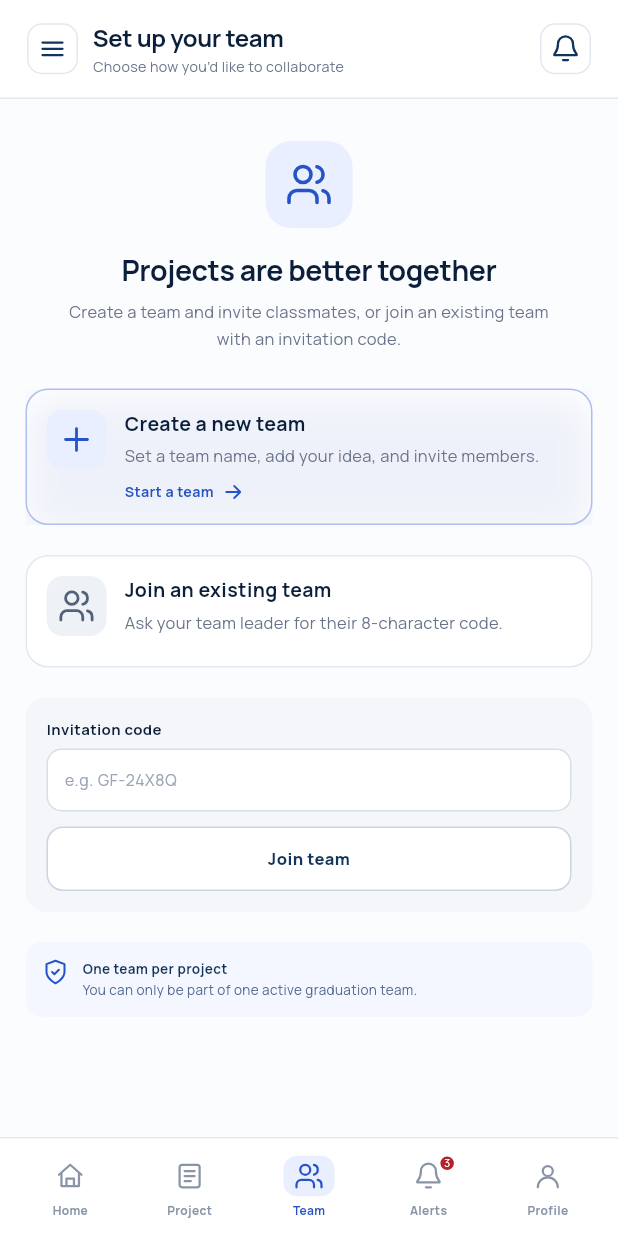
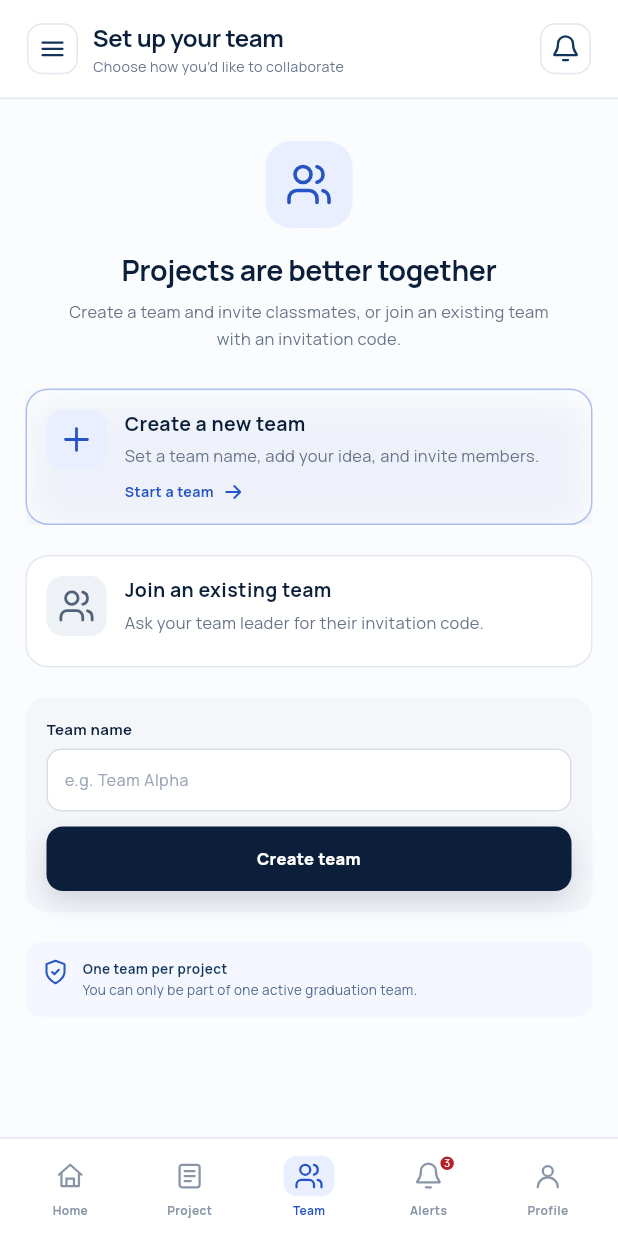
Before and after one commit to Azuree-Ali/CAPNEXA, a Flutter app: the TeamChoiceScreen screen opened by its route, on a phone screen of 412 x 824 dp. Run offline on Flutter 3.47's test engine with Material 3 defaults, Android fonts, the phone set to English and light mode, and no system bars; our stand-ins replace dio, flutter_secure_storage, flutter_svg, google_fonts; missing offline and left inert: flutter_web_auth_2; accounts and stored records are empty.

Commit message:
Setting up Team API..

```diff
--- a/lib/features/team/team_choice_screen.dart
+++ b/lib/features/team/team_choice_screen.dart
@@ -11,6 +11,7 @@ import 'package:capnexa/core/widgets/app_scaffold.dart';
 import 'package:capnexa/core/widgets/app_text_field.dart';
 import 'package:capnexa/core/widgets/info_note.dart';
 import 'package:capnexa/services/service_locator.dart';
+import 'package:capnexa/core/network/api_exception.dart';
 
 class TeamChoiceScreen extends StatefulWidget {
   const TeamChoiceScreen({super.key});
@@ -21,22 +22,49 @@ class TeamChoiceScreen extends StatefulWidget {
 
 class _TeamChoiceScreenState extends State<TeamChoiceScreen> {
   final _code = TextEditingController();
+  final _name = TextEditingController();
   bool _createSelected = true;
+  bool _busy = false;
 
   @override
   void dispose() {
     _code.dispose();
+    _name.dispose();
     super.dispose();
   }
 
-  Future<void> _join() async {
-    if (_code.text.trim().isEmpty) {
+  Future<void> _run(Future<void> Function() action) async {
+    if (_busy) return;
+    setState(() => _busy = true);
+    try {
+      await action();
+      if (!mounted) return;
+      AppNav.go(context, Routes.team);
+    } on ApiException catch (e) {
+      if (mounted) showAppSnack(context, e.message);
+    } catch (_) {
+      if (mounted) showAppSnack(context, 'Something went wrong. Please try again.');
+    } finally {
+      if (mounted) setState(() => _busy = false);
+    }
+  }
+
+  void _create() {
+    final name = _name.text.trim();
+    if (name.length < 2) {
+      showAppSnack(context, 'Enter a team name (at least 2 characters).');
+      return;
+    }
+    _run(() => ServiceLocator.team.createTeam(name));
+  }
+
+  void _join() {
+    final code = _code.text.trim();
+    if (code.isEmpty) {
       showAppSnack(context, 'Enter the invitation code from your team leader.');
       return;
     }
-    await ServiceLocator.team.joinTeam(_code.text.trim());
-    if (!mounted) return;
-    AppNav.push(context, Routes.team);
+    _run(() => ServiceLocator.team.joinTeam(code));
   }
 
   @override
@@ -82,18 +110,14 @@ class _TeamChoiceScreenState extends State<TeamChoiceScreen> {
             title: 'Create a new team',
             text: 'Set a team name, add your idea, and invite members.',
             cta: 'Start a team',
-            onTap: () {
-              setState(() => _createSelected = true);
-              ServiceLocator.team.createTeam('Team 04');
-              AppNav.push(context, Routes.team);
-            },
+            onTap: () => setState(() => _createSelected = true),
           ),
           _ChoiceCard(
             selected: !_createSelected,
             icon: AppIcons.team,
             pale: true,
             title: 'Join an existing team',
-            text: 'Ask your team leader for their 8-character code.',
+            text: 'Ask your team leader for their invitation code.',
             onTap: () => setState(() => _createSelected = false),
           ),
           Container(
@@ -104,11 +128,15 @@ class _TeamChoiceScreenState extends State<TeamChoiceScreen> {
             ),
             child: Column(
               crossAxisAlignment: CrossAxisAlignment.stretch,
-              children: [
+              children: _createSelected
+                  ? [
+                      AppTextField(label: 'Team name', hint: 'e.g. Team Alpha', controller: _name),
+                      const SizedBox(height: 10),
+                      AppButton(label: 'Create team', full: true, onPressed: _create),
+                    ]
+                  : [
                       AppTextField(
-                    label: 'Invitation code',
-                    hint: 'e.g. GF-24X8Q',
-                    controller: _code),
+                          label: 'Invitation code', hint: 'e.g. A1B2C3D4E5', controller: _code),
                       const SizedBox(height: 10),
                       AppButton(
                           label: 'Join team',
--- a/lib/features/team/team_screen.dart
+++ b/lib/features/team/team_screen.dart
@@ -1,6 +1,7 @@
 import 'package:flutter/material.dart';
 import 'package:flutter/services.dart';
 
+import 'package:capnexa/core/network/api_exception.dart';
 import 'package:capnexa/core/routes/app_navigator.dart';
 import 'package:capnexa/core/routes/app_routes.dart';
 import 'package:capnexa/core/theme/app_colors.dart';
@@ -14,6 +15,7 @@ import 'package:capnexa/core/widgets/app_top_bar.dart';
 import 'package:capnexa/core/widgets/async_scaffold.dart';
 import 'package:capnexa/core/widgets/avatar_box.dart';
 import 'package:capnexa/core/widgets/section_heading.dart';
+import 'package:capnexa/core/widgets/state_card.dart';
 import 'package:capnexa/core/widgets/status_badge.dart';
 import 'package:capnexa/models/team.dart';
 import 'package:capnexa/services/service_locator.dart';
@@ -22,11 +24,10 @@ class TeamScreen extends StatelessWidget {
   const TeamScreen({super.key});
 
   Future<void> _invite(BuildContext context, Team team) async {
-    await showAppDialog(
+    final copy = await showAppDialog(
       context,
       title: 'Invite a teammate',
-      message:
-          'Share this code with your classmates so they can join ${team.projectTitle}.',
+      message: 'Share this code with your classmates so they can join ${team.name}.',
       confirmLabel: 'Copy code',
       cancelLabel: 'Close',
       content: Container(
@@ -37,46 +38,68 @@ class TeamScreen extends StatelessWidget {
           borderRadius: BorderRadius.circular(11),
         ),
         child: Text(team.inviteCode,
-            style: AppText.s(22,
-                w: FontWeight.w700, color: AppColors.navy900, ls: 1.5)),
+            style: AppText.s(22, w: FontWeight.w700, color: AppColors.navy900, ls: 1.5)),
       ),
-    ).then((copy) async {
+    );
     if (copy) {
       await Clipboard.setData(ClipboardData(text: team.inviteCode));
       if (context.mounted) showAppSnack(context, 'Invitation code copied');
     }
-    });
   }
 
   Future<void> _leave(BuildContext context) async {
     final ok = await showAppDialog(
       context,
       title: 'Leave team?',
-      message:
-          'You will lose access to the team workspace and its submissions.',
+      message: 'You will lose access to the team workspace and its submissions.',
       confirmLabel: 'Leave team',
       destructive: true,
     );
-    if (ok && context.mounted) {
+    if (!ok || !context.mounted) return;
+    try {
       await ServiceLocator.team.leaveTeam();
       if (context.mounted) AppNav.go(context, Routes.teamChoice);
+    } on ApiException catch (e) {
+      // مثلًا: القائد مينفعش يغادر (team_leader_cannot_leave)
+      if (context.mounted) showAppSnack(context, e.message);
+    } catch (_) {
+      if (context.mounted) showAppSnack(context, 'Something went wrong. Please try again.');
     }
   }
 
   @override
   Widget build(BuildContext context) {
-    return AsyncScaffold<Team>(
+    return AsyncScaffold<Team?>(
       title: 'Your team',
       tab: AppTab.team,
       loader: ServiceLocator.team.getTeam,
-      subtitleBuilder: (t) => t.projectTitle,
-      actionBuilder: (context, t) => AppButton(
+      subtitleBuilder: (t) => t?.name ?? '',
+      actionBuilder: (context, t) => t == null
+          ? null
+          : AppButton(
               label: 'Invite',
               icon: AppIcons.plus,
               variant: ButtonVariant.text,
               onPressed: () => _invite(context, t),
             ),
-      builder: (context, team) => ScreenBody(
+      builder: (context, t) => t == null ? _noTeam(context) : _body(context, t),
+    );
+  }
+
+  Widget _noTeam(BuildContext context) => ScreenBody(
+        children: [
+          StateCard(
+            kind: StateKind.empty,
+            title: 'You’re not in a team yet',
+            message: 'Create a team or join one with an invitation code.',
+            actionLabel: 'Set up team',
+            actionIcon: AppIcons.arrow,
+            onAction: () => AppNav.push(context, Routes.teamChoice),
+          ),
+        ],
+      );
+
+  Widget _body(BuildContext context, Team team) => ScreenBody(
         children: [
           Container(
             padding: const EdgeInsets.all(17),
@@ -95,14 +118,10 @@ class TeamScreen extends StatelessWidget {
                       Padding(
                         padding: const EdgeInsets.symmetric(vertical: 3),
                         child: Text(team.inviteCode,
-                            style: AppText.s(22,
-                                w: FontWeight.w700,
-                                color: Colors.white,
-                                ls: 1.5)),
+                            style: AppText.s(22, w: FontWeight.w700, color: Colors.white, ls: 1.5)),
                       ),
                       Text('Share this code with your classmates',
-                          style:
-                              AppText.s(8.5, color: const Color(0xFF9FB0C8))),
+                          style: AppText.s(8.5, color: const Color(0xFF9FB0C8))),
                     ],
                   ),
                 ),
@@ -115,10 +134,8 @@ class TeamScreen extends StatelessWidget {
                   child: InkWell(
                     borderRadius: BorderRadius.circular(9),
                     onTap: () async {
-                      await Clipboard.setData(
-                          ClipboardData(text: team.inviteCode));
-                      if (context.mounted)
-                        showAppSnack(context, 'Invitation code copied');
+                      await Clipboard.setData(ClipboardData(text: team.inviteCode));
+                      if (context.mounted) showAppSnack(context, 'Invitation code copied');
                     },
                     child: Padding(
                       padding: const EdgeInsets.all(8),
@@ -127,8 +144,7 @@ class TeamScreen extends StatelessWidget {
                         children: [
                           const AppIcon(AppIcons.copy, color: Colors.white),
                           const SizedBox(width: 5),
-                          Text('Copy',
-                              style: AppText.s(9, color: Colors.white)),
+                          Text('Copy', style: AppText.s(9, color: Colors.white)),
                         ],
                       ),
                     ),
@@ -139,15 +155,14 @@ class TeamScreen extends StatelessWidget {
           ),
           _StatRow(stats: [
             ('${team.members.length}', 'Members'),
-            (team.status, 'Team status'),
-            (team.academicYear, 'Academic year'),
+            ('${team.maxMembers}', 'Max members'),
+            ('${team.maxMembers - team.members.length}', 'Open seats'),
           ]),
           Column(
             crossAxisAlignment: CrossAxisAlignment.stretch,
             children: [
               SectionHeading('Team members',
-                  trailing:
-                      '${team.members.length} of ${team.maxMembers} seats'),
+                  trailing: '${team.members.length} of ${team.maxMembers} seats'),
               DividedList(
                 children: [
                   for (final m in team.members)
@@ -161,12 +176,9 @@ class TeamScreen extends StatelessWidget {
                             child: Column(
                               crossAxisAlignment: CrossAxisAlignment.start,
                               children: [
-                                Text(m.name,
-                                    style: AppText.s(10, w: FontWeight.w700)),
+                                Text(m.name, style: AppText.s(10, w: FontWeight.w700)),
                                 const SizedBox(height: 2),
-                                Text(m.role,
-                                    style:
-                                        AppText.s(8, color: AppColors.muted)),
+                                Text(m.role, style: AppText.s(8, color: AppColors.muted)),
                               ],
                             ),
                           ),
@@ -195,15 +207,12 @@ class TeamScreen extends StatelessWidget {
               padding: const EdgeInsets.symmetric(vertical: 4),
               child: Center(
                 child: Text('Leave team',
-                    style: AppText.s(9,
-                        w: FontWeight.w700, color: AppColors.red700)),
+                    style: AppText.s(9, w: FontWeight.w700, color: AppColors.red700)),
               ),
             ),
           ),
         ],
-      ),
       );
-  }
 }
 
 /// `.stat-row` – three equal stat cells separated by lines.
@@ -227,22 +236,18 @@ class _StatRow extends StatelessWidget {
             for (var i = 0; i < stats.length; i++) ...[
               Expanded(
                 child: Padding(
-                  padding:
-                      const EdgeInsets.symmetric(horizontal: 6, vertical: 11),
+                  padding: const EdgeInsets.symmetric(horizontal: 6, vertical: 11),
                   child: Column(
                     children: [
                       Text(stats[i].$1,
-                          style: AppText.s(11,
-                              w: FontWeight.w700, color: AppColors.navy900)),
+                          style: AppText.s(11, w: FontWeight.w700, color: AppColors.navy900)),
                       const SizedBox(height: 3),
-                      Text(stats[i].$2,
-                          style: AppText.s(7.5, color: AppColors.muted)),
+                      Text(stats[i].$2, style: AppText.s(7.5, color: AppColors.muted)),
                     ],
                   ),
                 ),
               ),
-              if (i < stats.length - 1)
-                const VerticalDivider(width: 1, color: AppColors.line),
+              if (i < stats.length - 1) const VerticalDivider(width: 1, color: AppColors.line),
             ],
           ],
         ),
--- a/lib/models/team.dart
+++ b/lib/models/team.dart
@@ -11,12 +11,19 @@ class TeamMember {
   final String role;
   final bool isLeader;
 
-  factory TeamMember.fromJson(Map<String, dynamic> json) => TeamMember(
-        initials: json['initials'] as String,
-        name: json['name'] as String,
-        role: json['role'] as String,
-        isLeader: (json['isLeader'] as bool?) ?? false,
-      );
+  factory TeamMember.fromJson(Map<String, dynamic> json) {
+    final first = (json['firstName'] ?? '').toString();
+    final last = (json['lastName'] ?? '').toString();
+    final leader = json['isLeader'] == true;
+    final number = (json['studentNumber'] ?? '').toString();
+    return TeamMember(
+      initials:
+          '${first.isEmpty ? '' : first[0]}${last.isEmpty ? '' : last[0]}'.toUpperCase(),
+      name: '$first $last'.trim(),
+      role: leader ? 'Team leader · ID $number' : 'Member · ID $number',
+      isLeader: leader,
+    );
+  }
 }
 
 class Team {
@@ -38,14 +45,15 @@ class Team {
   final int maxMembers;
   final List<TeamMember> members;
 
+
   factory Team.fromJson(Map<String, dynamic> json) => Team(
         name: json['name'] as String,
-        projectTitle: json['projectTitle'] as String,
-        inviteCode: json['inviteCode'] as String,
-        academicYear: json['academicYear'] as String,
-        status: json['status'] as String,
-        maxMembers: json['maxMembers'] as int,
-        members: (json['members'] as List)
+        projectTitle: '',
+        inviteCode: json['teamCode'] as String,
+        academicYear: '',
+        status: 'Active',
+        maxMembers: (json['maxMembers'] as num?)?.toInt() ?? 5,
+        members: ((json['members'] as List?) ?? const [])
             .map((e) => TeamMember.fromJson(e as Map<String, dynamic>))
             .toList(),
       );
--- /dev/null
+++ b/lib/services/api/api_team_service.dart
@@ -0,0 +1,36 @@
+import 'package:capnexa/core/network/api_client.dart';
+import 'package:capnexa/core/network/api_endpoints.dart';
+import 'package:capnexa/core/network/api_exception.dart';
+import 'package:capnexa/models/team.dart';
+import 'package:capnexa/services/team_service.dart';
+
+class ApiTeamService implements TeamService {
+  ApiTeamService(this._api);
+
+  final ApiClient _api;
+
+  Team _team(dynamic data) => Team.fromJson(data as Map<String, dynamic>);
+
+  @override
+  Future<Team?> getTeam() async {
+    try {
+      return _team(await _api.get(ApiEndpoints.myTeam));
+    } on ApiException catch (e) {
+      if (e.code == 'team_not_found') return null;
+      rethrow;
+    }
+  }
+
+  @override
+  Future<Team> createTeam(String name) async =>
+      _team(await _api.post(ApiEndpoints.teams, body: {'name': name}));
+
+  @override
+  Future<Team> joinTeam(String inviteCode) async =>
+      _team(await _api.post(ApiEndpoints.joinTeam, body: {'teamCode': inviteCode}));
+
+  @override
+  Future<void> leaveTeam() async {
+    await _api.post(ApiEndpoints.leaveTeam);
+  }
+}
--- a/lib/services/service_locator.dart
+++ b/lib/services/service_locator.dart
@@ -22,6 +22,7 @@ import 'package:capnexa/services/api/api_auth_service.dart';
 import 'package:capnexa/core/routes/app_navigator.dart';
 import 'package:capnexa/services/api/api_home_service.dart';
 import 'package:capnexa/services/api/api_milestone_service.dart';
+import 'package:capnexa/services/api/api_team_service.dart';
 
 /// Minimal service locator (no extra dependency).
 ///
@@ -46,6 +47,7 @@ class ServiceLocator {
   static const bool _mockAuth = true;
   static const bool _mockHome = false;
   static const bool _mockMilestones = false;
+  static const bool _mockTeam = false;
 
   static late TokenStorage tokenStorage;
   static late ApiClient apiClient;
@@ -59,7 +61,7 @@ class ServiceLocator {
     );
 
     auth = _mockAuth ? MockAuthService() : ApiAuthService(apiClient);
-    team = MockTeamService();
+    team = _mockTeam ? MockTeamService() : ApiTeamService(apiClient);
     projects = MockProjectService();
     milestones = _mockMilestones ? MockMilestoneService() : ApiMilestoneService(apiClient);
 
--- a/lib/services/team_service.dart
+++ b/lib/services/team_service.dart
@@ -3,7 +3,7 @@ import 'package:capnexa/models/team.dart';
 /// Team contract.
 /// TODO(api): `GET /teams/me`, `POST /teams`, `POST /teams/join`, `DELETE /teams/me/membership`.
 abstract class TeamService {
-  Future<Team> getTeam();
+  Future<Team?> getTeam();   // null = الطالب ملوش فريق
   Future<Team> createTeam(String name);
   Future<Team> joinTeam(String inviteCode);
   Future<void> leaveTeam();
```
Lines whose indentation alone changed are shown as unchanged.
